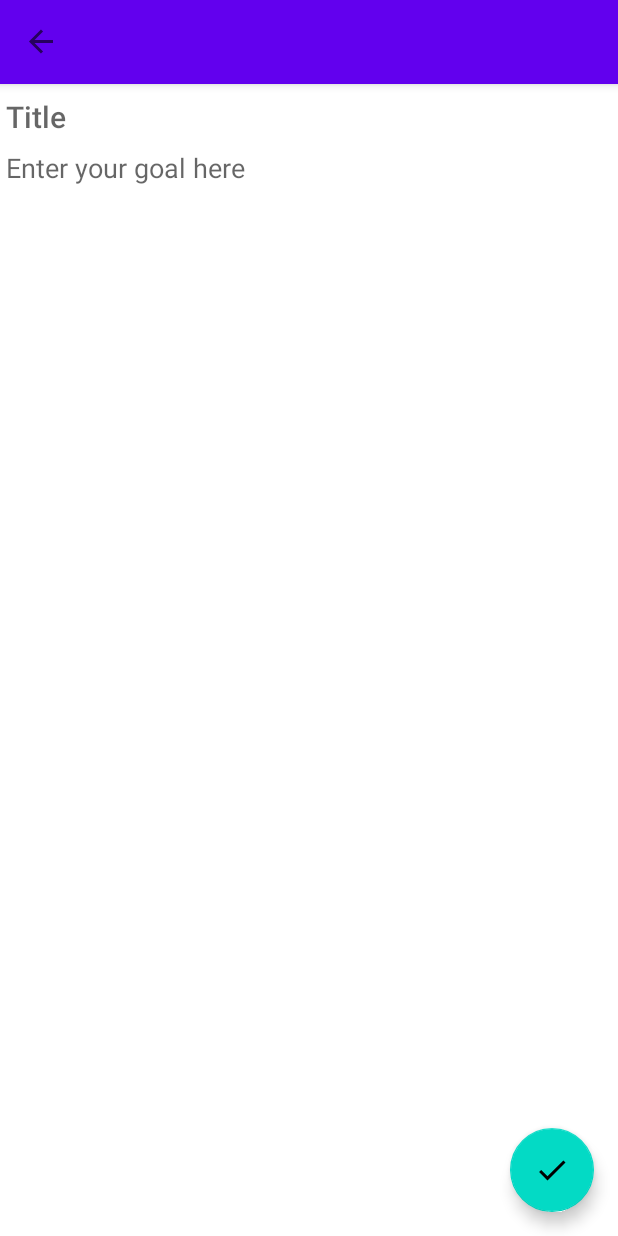
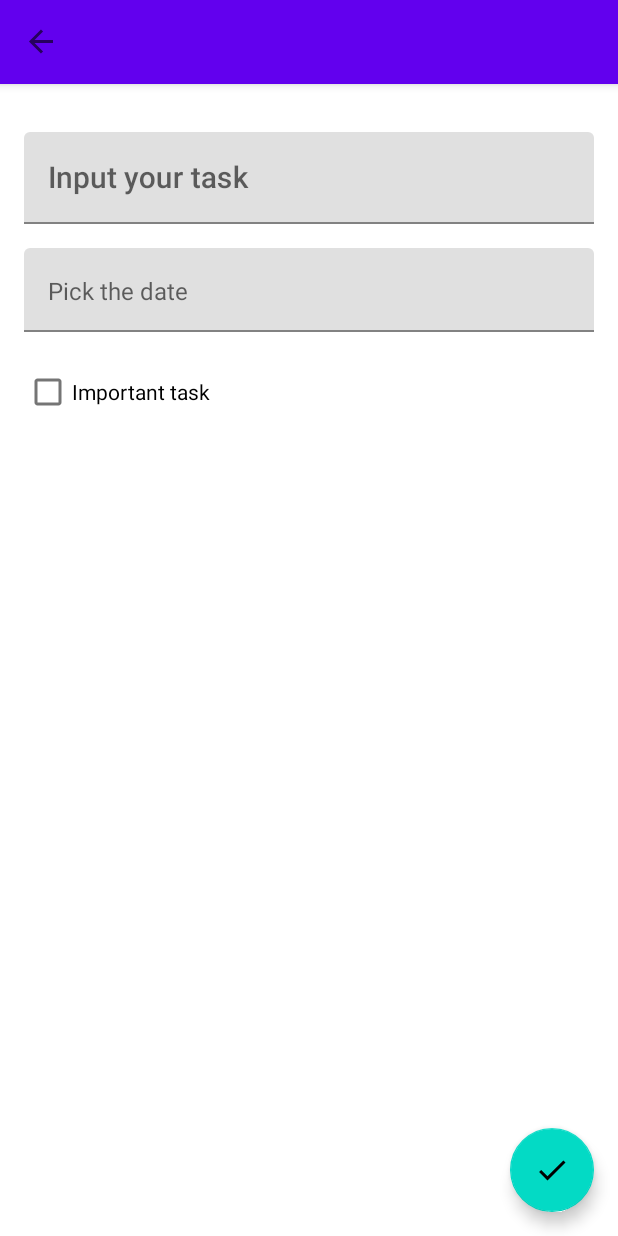
Before and after one commit to PasararAndrey/ToDo, an Android app: the screen it shows after launch (MainActivity), after a tap on "fab", on a phone screen of 412 x 824 dp. Run offline under Robolectric (Android 15) with nearby library versions, the phone set to English and light mode, and no system bars; our stand-ins replace Dagger/Hilt's generated code, Room's generated code, navigation-ui.

Commit message:
Добавлено выбор срока выполнения задачи и возможность отметить важную задачу

```diff
--- a/app/build.gradle.kts
+++ b/app/build.gradle.kts
@@ -15,7 +15,7 @@ android {
 
     defaultConfig {
         applicationId = "com.example.todo"
-        minSdk = 21
+        minSdk = 24
         targetSdk = 30
         versionCode = 1
         versionName = "1.0"
--- a/app/src/main/java/com/example/todo/data/TasksDatabase.kt
+++ b/app/src/main/java/com/example/todo/data/TasksDatabase.kt
@@ -1,13 +1,13 @@
 package com.example.todo.data
 
-import android.content.Context
 import androidx.room.Database
-import androidx.room.Room
 import androidx.room.RoomDatabase
+import androidx.room.TypeConverters
 import com.example.todo.data.task.Task
 import com.example.todo.data.task.TaskDao
 
-@Database(entities = [Task::class], version = 2, exportSchema = false)
+@TypeConverters(Converters::class)
+@Database(entities = [Task::class], version = 4, exportSchema = false)
 abstract class TasksDatabase : RoomDatabase() {
     abstract fun taskDao(): TaskDao
 }
--- a/app/src/main/java/com/example/todo/ui/fragment/tasks/TasksAdapter.kt
+++ b/app/src/main/java/com/example/todo/ui/fragment/tasks/TasksAdapter.kt
@@ -7,6 +7,7 @@ import androidx.recyclerview.widget.ListAdapter
 import androidx.recyclerview.widget.RecyclerView
 import com.example.todo.data.task.Task
 import com.example.todo.databinding.TaskItemBinding
+import java.text.DateFormat
 
 class TasksAdapter(
     private val viewModel: TasksViewModel,
@@ -19,7 +20,9 @@ class TasksAdapter(
         fun bind(viewModel: TasksViewModel, task: Task) {
             binding.apply {
                 title.text = task.title
-                description.text = task.description
+                if (task.date != null) {
+                    description.text = DateFormat.getDateInstance().format(task.date).toString()
+                }
                 completeCheckbox.setOnCheckedChangeListener { _, isChecked ->
                     if (isChecked) {
                         viewModel.deleteTask(task)
--- a/app/src/main/java/com/example/todo/ui/fragment/tasks/TasksFragment.kt
+++ b/app/src/main/java/com/example/todo/ui/fragment/tasks/TasksFragment.kt
@@ -10,7 +10,6 @@ import com.example.todo.R
 import com.example.todo.databinding.FragmentTasksBinding
 import com.example.todo.util.onQueryTextChanged
 import dagger.hilt.android.AndroidEntryPoint
-import kotlinx.coroutines.ExperimentalCoroutinesApi
 import javax.inject.Inject
 
 @AndroidEntryPoint
--- a/app/src/main/res/layout/fragment_add_edit_task.xml
+++ b/app/src/main/res/layout/fragment_add_edit_task.xml
@@ -10,34 +10,53 @@
     <LinearLayout
         android:layout_width="match_parent"
         android:layout_height="match_parent"
-        android:layout_marginStart="@dimen/add_task_layout_margin"
-        android:layout_marginEnd="@dimen/add_task_layout_margin"
+        android:layout_margin="@dimen/add_edit_task_layout_margin"
         android:orientation="vertical">
 
-        <EditText
+
+        <com.google.android.material.textfield.TextInputLayout
+            style="@style/Widget.MaterialComponents.TextInputLayout.FilledBox"
+            android:layout_width="match_parent"
+            android:layout_height="wrap_content"
+            android:layout_marginTop="@dimen/add_task_et_margin_top"
+            android:hint="@string/add_title_hint">
+
+            <com.google.android.material.textfield.TextInputEditText
                 android:id="@+id/add_task_title_et"
                 android:layout_width="match_parent"
                 android:layout_height="wrap_content"
-            android:layout_marginTop="@dimen/add_task_et_margin_top"
-            android:background="@android:color/transparent"
-            android:hint="@string/add_title_hint"
                 android:imeOptions="actionDone"
                 android:importantForAutofill="no"
                 android:inputType="text"
                 android:maxLines="1"
                 android:textAppearance="@style/TextAppearance.AppCompat.Title" />
+        </com.google.android.material.textfield.TextInputLayout>
 
-        <EditText
-            android:id="@+id/add_task_desc_et"
+        <com.google.android.material.textfield.TextInputLayout
+            style="@style/Widget.MaterialComponents.TextInputLayout.FilledBox"
             android:layout_width="match_parent"
-            android:layout_height="360dp"
+            android:layout_height="wrap_content"
             android:layout_marginTop="@dimen/add_task_et_margin_top"
-            android:background="@android:color/transparent"
+            android:hint="@string/add_task_pick_date_hint">
+
+            <com.google.android.material.textfield.TextInputEditText
+                android:id="@+id/add_task_pick_date"
+                android:layout_width="match_parent"
+                android:layout_height="wrap_content"
+                android:focusable="false"
                 android:gravity="top"
-            android:hint="@string/add_goal_hint"
-            android:imeOptions="actionDone"
-            android:importantForAutofill="no"
-            android:inputType="text" />
+                android:inputType="none"
+                android:textAppearance="@style/TextAppearance.AppCompat.Subhead" />
+        </com.google.android.material.textfield.TextInputLayout>
+
+
+        <CheckBox
+            android:id="@+id/add_task_important_checkbox"
+            android:layout_width="wrap_content"
+            android:layout_height="wrap_content"
+            android:layout_marginTop="@dimen/add_task_et_margin_top"
+            android:text="Important task" />
+
     </LinearLayout>
 
     <com.google.android.material.floatingactionbutton.FloatingActionButton
--- a/app/src/main/res/values/dimens.xml
+++ b/app/src/main/res/values/dimens.xml
@@ -2,8 +2,8 @@
 <resources>
     <dimen name="fab_margin">16dp</dimen>
     <dimen name="nav_header_height">168dp</dimen>
-    <dimen name="add_task_et_margin_top">8dp</dimen>
-    <dimen name="add_task_layout_margin">4dp</dimen>
+    <dimen name="add_task_et_margin_top">16dp</dimen>
+    <dimen name="add_edit_task_layout_margin">16dp</dimen>
     <dimen name="task_item_padding">16dp</dimen>
     <dimen name="task_item_text_margin">4dp</dimen>
     <dimen name="text_layout_margin">8dp</dimen>
--- a/app/src/main/res/values/strings.xml
+++ b/app/src/main/res/values/strings.xml
@@ -2,8 +2,10 @@
     <string name="app_name">ToDo</string>
     <string name="nav_all_tasks_label">Tasks</string>
     <string name="fab">fab</string>
-    <string name="add_title_hint">Title</string>
-    <string name="add_goal_hint">Enter your goal here</string>
+    <string name="add_title_hint">Input your task</string>
+    <string name="add_goal_hint">Add description to the task</string>
     <string name="add_task">Add Task</string>
     <string name="action_search">Search</string>
+    <string name="add_task_pick_date_hint">Pick the date</string>
+    <string name="picked_date">%d-%d-%d</string>
 </resources>
```
Also changed, not shown: app/src/main/java/com/example/todo/data/Converters.kt (added, +16 -0 lines), app/src/main/java/com/example/todo/data/task/Task.kt (+6 -14 lines), app/src/main/java/com/example/todo/ui/fragment/addtask/AddEditTaskFragment.kt (+54 -7 lines), app/src/main/java/com/example/todo/ui/fragment/tasks/TasksViewModel.kt (+17 -18 lines). Lines whose indentation alone changed are shown as unchanged.
